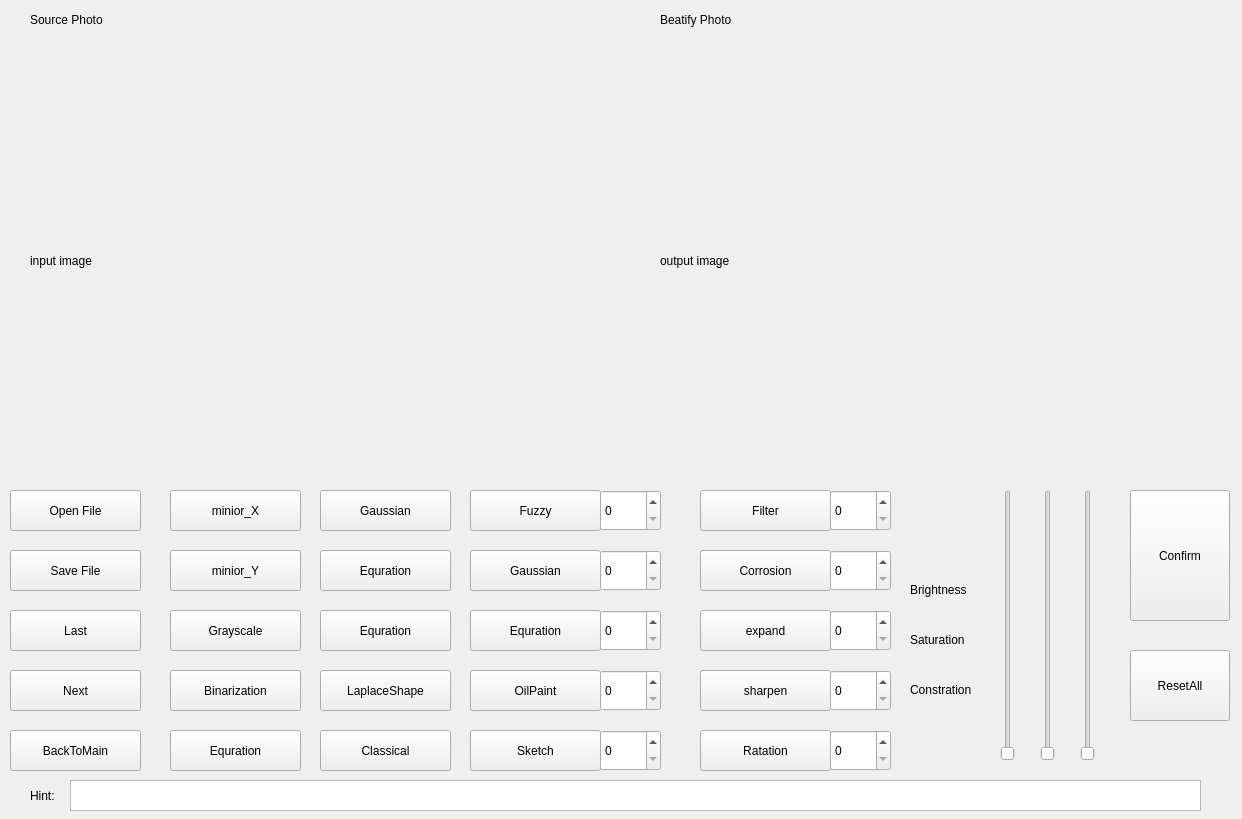
Old version of the form helloworld/winbeatifyphoto.ui in the repository Abiggg/helloword.
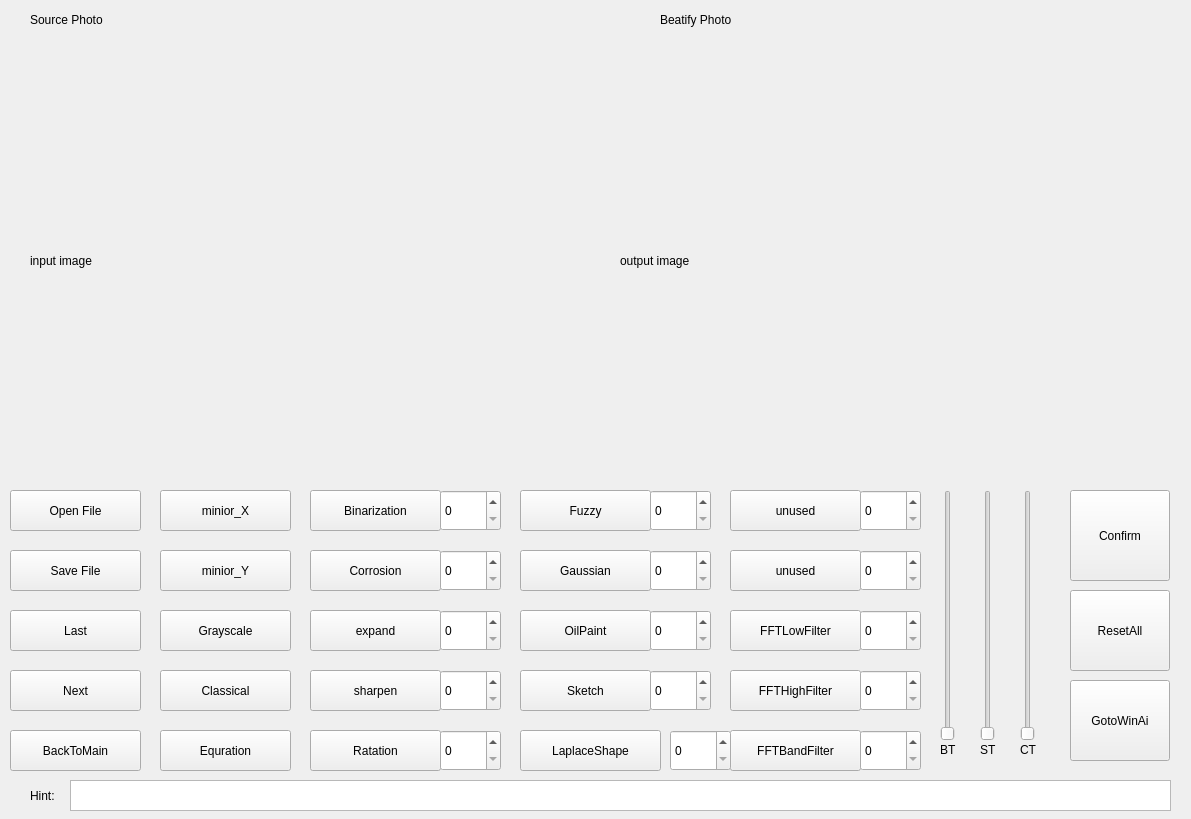
New version of the form.

The edit to the form file:
```diff
--- a/helloworld/winbeatifyphoto.ui
+++ b/helloworld/winbeatifyphoto.ui
@@ -6,7 +6,7 @@
    <rect>
     <x>0</x>
     <y>0</y>
-    <width>1242</width>
+    <width>1191</width>
     <height>819</height>
    </rect>
   </property>
@@ -16,14 +16,14 @@
   <widget class="QPushButton" name="PbFilter">
    <property name="geometry">
     <rect>
-     <x>700</x>
-     <y>490</y>
+     <x>730</x>
+     <y>670</y>
      <width>131</width>
      <height>41</height>
     </rect>
    </property>
    <property name="text">
-    <string>Filter</string>
+    <string>FFTHighFilter</string>
    </property>
   </widget>
   <widget class="QPushButton" name="PbSaveFile">
@@ -42,7 +42,7 @@
   <widget class="QPushButton" name="PbFuzzy">
    <property name="geometry">
     <rect>
-     <x>470</x>
+     <x>520</x>
      <y>490</y>
      <width>131</width>
      <height>41</height>
@@ -68,7 +68,7 @@
   <widget class="QPushButton" name="PbGaussian">
    <property name="geometry">
     <rect>
-     <x>470</x>
+     <x>520</x>
      <y>550</y>
      <width>131</width>
      <height>41</height>
@@ -81,7 +81,7 @@
   <widget class="QLabel" name="LbOutputImage">
    <property name="geometry">
     <rect>
-     <x>660</x>
+     <x>620</x>
      <y>50</y>
      <width>541</width>
      <height>421</height>
@@ -126,10 +126,10 @@
   <widget class="QSlider" name="VsBrightness">
    <property name="geometry">
     <rect>
-     <x>1000</x>
+     <x>940</x>
      <y>490</y>
      <width>16</width>
-     <height>271</height>
+     <height>251</height>
     </rect>
    </property>
    <property name="orientation">
@@ -139,10 +139,10 @@
   <widget class="QSlider" name="VsSaturation">
    <property name="geometry">
     <rect>
-     <x>1040</x>
+     <x>980</x>
      <y>490</y>
      <width>16</width>
-     <height>271</height>
+     <height>251</height>
     </rect>
    </property>
    <property name="orientation">
@@ -152,10 +152,10 @@
   <widget class="QSlider" name="VsConstration">
    <property name="geometry">
     <rect>
-     <x>1080</x>
+     <x>1020</x>
      <y>490</y>
      <width>16</width>
-     <height>271</height>
+     <height>251</height>
     </rect>
    </property>
    <property name="orientation">
@@ -165,8 +165,8 @@
   <widget class="QPushButton" name="PbBiarization">
    <property name="geometry">
     <rect>
-     <x>170</x>
-     <y>670</y>
+     <x>310</x>
+     <y>490</y>
      <width>131</width>
      <height>41</height>
     </rect>
@@ -178,20 +178,20 @@
   <widget class="QPushButton" name="PbEquration_k">
    <property name="geometry">
     <rect>
-     <x>320</x>
+     <x>730</x>
      <y>490</y>
      <width>131</width>
      <height>41</height>
     </rect>
    </property>
    <property name="text">
-    <string>Gaussian</string>
+    <string>unused</string>
    </property>
   </widget>
   <widget class="QPushButton" name="PbGrayScale">
    <property name="geometry">
     <rect>
-     <x>170</x>
+     <x>160</x>
      <y>610</y>
      <width>131</width>
      <height>41</height>
@@ -204,7 +204,7 @@
   <widget class="QPushButton" name="PbYMinior">
    <property name="geometry">
     <rect>
-     <x>170</x>
+     <x>160</x>
      <y>550</y>
      <width>131</width>
      <height>41</height>
@@ -217,7 +217,7 @@
   <widget class="QPushButton" name="PbEquration">
    <property name="geometry">
     <rect>
-     <x>170</x>
+     <x>160</x>
      <y>730</y>
      <width>131</width>
      <height>41</height>
@@ -256,7 +256,7 @@
   <widget class="QPushButton" name="PbXMinior">
    <property name="geometry">
     <rect>
-     <x>170</x>
+     <x>160</x>
      <y>490</y>
      <width>131</width>
      <height>41</height>
@@ -269,7 +269,7 @@
   <widget class="QPushButton" name="PbCorrosion">
    <property name="geometry">
     <rect>
-     <x>700</x>
+     <x>310</x>
      <y>550</y>
      <width>131</width>
      <height>41</height>
@@ -282,21 +282,21 @@
   <widget class="QPushButton" name="PbEquration_4">
    <property name="geometry">
     <rect>
-     <x>470</x>
-     <y>610</y>
+     <x>730</x>
+     <y>730</y>
      <width>131</width>
      <height>41</height>
     </rect>
    </property>
    <property name="text">
-    <string>Equration</string>
+    <string>FFTBandFilter</string>
    </property>
   </widget>
   <widget class="QPushButton" name="PbOilPaint">
    <property name="geometry">
     <rect>
-     <x>470</x>
-     <y>670</y>
+     <x>520</x>
+     <y>610</y>
      <width>131</width>
      <height>41</height>
     </rect>
@@ -308,7 +308,7 @@
   <widget class="QPushButton" name="PbEquration_6">
    <property name="geometry">
     <rect>
-     <x>700</x>
+     <x>310</x>
      <y>730</y>
      <width>131</width>
      <height>41</height>
@@ -321,7 +321,7 @@
   <widget class="QSpinBox" name="SbFilter">
    <property name="geometry">
     <rect>
-     <x>830</x>
+     <x>440</x>
      <y>490</y>
      <width>61</width>
      <height>41</height>
@@ -331,7 +331,7 @@
   <widget class="QSpinBox" name="SbCorrosion">
    <property name="geometry">
     <rect>
-     <x>830</x>
+     <x>440</x>
      <y>550</y>
      <width>61</width>
      <height>41</height>
@@ -341,7 +341,7 @@
   <widget class="QPushButton" name="PbExpand">
    <property name="geometry">
     <rect>
-     <x>700</x>
+     <x>310</x>
      <y>610</y>
      <width>131</width>
      <height>41</height>
@@ -354,7 +354,7 @@
   <widget class="QSpinBox" name="SbExpand">
    <property name="geometry">
     <rect>
-     <x>830</x>
+     <x>440</x>
      <y>610</y>
      <width>61</width>
      <height>41</height>
@@ -364,7 +364,7 @@
   <widget class="QPushButton" name="PbShapen">
    <property name="geometry">
     <rect>
-     <x>700</x>
+     <x>310</x>
      <y>670</y>
      <width>131</width>
      <height>41</height>
@@ -377,7 +377,7 @@
   <widget class="QSpinBox" name="SbSharpen">
    <property name="geometry">
     <rect>
-     <x>830</x>
+     <x>440</x>
      <y>670</y>
      <width>61</width>
      <height>41</height>
@@ -387,10 +387,10 @@
   <widget class="QPushButton" name="PbConfirm">
    <property name="geometry">
     <rect>
-     <x>1130</x>
+     <x>1070</x>
      <y>490</y>
      <width>100</width>
-     <height>131</height>
+     <height>91</height>
     </rect>
    </property>
    <property name="text">
@@ -400,7 +400,7 @@
   <widget class="QSpinBox" name="SbRatation">
    <property name="geometry">
     <rect>
-     <x>830</x>
+     <x>440</x>
      <y>730</y>
      <width>61</width>
      <height>41</height>
@@ -410,74 +410,74 @@
   <widget class="QLabel" name="label">
    <property name="geometry">
     <rect>
-     <x>910</x>
-     <y>580</y>
-     <width>91</width>
+     <x>940</x>
+     <y>740</y>
+     <width>21</width>
      <height>20</height>
     </rect>
    </property>
    <property name="text">
-    <string>Brightness</string>
+    <string>BT</string>
    </property>
   </widget>
   <widget class="QLabel" name="label_2">
    <property name="geometry">
     <rect>
-     <x>910</x>
-     <y>630</y>
-     <width>81</width>
+     <x>980</x>
+     <y>740</y>
+     <width>21</width>
      <height>20</height>
     </rect>
    </property>
    <property name="text">
-    <string>Saturation</string>
+    <string>ST</string>
    </property>
   </widget>
   <widget class="QLabel" name="label_3">
    <property name="geometry">
     <rect>
-     <x>910</x>
-     <y>680</y>
-     <width>91</width>
+     <x>1020</x>
+     <y>740</y>
+     <width>21</width>
      <height>20</height>
     </rect>
    </property>
    <property name="text">
-    <string>Constration</string>
+    <string>CT</string>
    </property>
   </widget>
   <widget class="QPushButton" name="PbEquration_9">
    <property name="geometry">
     <rect>
-     <x>320</x>
+     <x>730</x>
      <y>550</y>
      <width>131</width>
      <height>41</height>
     </rect>
    </property>
    <property name="text">
-    <string>Equration</string>
+    <string>unused</string>
    </property>
   </widget>
   <widget class="QPushButton" name="PbEquration_10">
    <property name="geometry">
     <rect>
-     <x>320</x>
+     <x>730</x>
      <y>610</y>
      <width>131</width>
      <height>41</height>
     </rect>
    </property>
    <property name="text">
-    <string>Equration</string>
+    <string>FFTLowFilter</string>
    </property>
   </widget>
   <widget class="QPushButton" name="PbLaplaceShape">
    <property name="geometry">
     <rect>
-     <x>320</x>
-     <y>670</y>
-     <width>131</width>
+     <x>520</x>
+     <y>730</y>
+     <width>141</width>
      <height>41</height>
     </rect>
    </property>
@@ -488,8 +488,8 @@
   <widget class="QPushButton" name="PbClassical">
    <property name="geometry">
     <rect>
-     <x>320</x>
-     <y>730</y>
+     <x>160</x>
+     <y>670</y>
      <width>131</width>
      <height>41</height>
     </rect>
@@ -501,8 +501,8 @@
   <widget class="QPushButton" name="PbSketch">
    <property name="geometry">
     <rect>
-     <x>470</x>
-     <y>730</y>
+     <x>520</x>
+     <y>670</y>
      <width>131</width>
      <height>41</height>
     </rect>
@@ -542,7 +542,7 @@
     <rect>
      <x>70</x>
      <y>780</y>
-     <width>1131</width>
+     <width>1101</width>
      <height>31</height>
     </rect>
    </property>
@@ -563,10 +563,10 @@
   <widget class="QPushButton" name="PbResetAll">
    <property name="geometry">
     <rect>
-     <x>1130</x>
-     <y>650</y>
+     <x>1070</x>
+     <y>590</y>
      <width>100</width>
-     <height>71</height>
+     <height>81</height>
     </rect>
    </property>
    <property name="text">
@@ -576,7 +576,7 @@
   <widget class="QSpinBox" name="SbFuzzy">
    <property name="geometry">
     <rect>
-     <x>600</x>
+     <x>650</x>
      <y>490</y>
      <width>61</width>
      <height>41</height>
@@ -586,7 +586,7 @@
   <widget class="QSpinBox" name="SbGaussian">
    <property name="geometry">
     <rect>
-     <x>600</x>
+     <x>650</x>
      <y>550</y>
      <width>61</width>
      <height>41</height>
@@ -596,8 +596,8 @@
   <widget class="QSpinBox" name="spinBox_8">
    <property name="geometry">
     <rect>
-     <x>600</x>
-     <y>610</y>
+     <x>860</x>
+     <y>730</y>
      <width>61</width>
      <height>41</height>
     </rect>
@@ -606,8 +606,8 @@
   <widget class="QSpinBox" name="SbOilPaint">
    <property name="geometry">
     <rect>
-     <x>600</x>
-     <y>670</y>
+     <x>650</x>
+     <y>610</y>
      <width>61</width>
      <height>41</height>
     </rect>
@@ -616,13 +616,76 @@
   <widget class="QSpinBox" name="SbSketch">
    <property name="geometry">
     <rect>
-     <x>600</x>
+     <x>650</x>
+     <y>670</y>
+     <width>61</width>
+     <height>41</height>
+    </rect>
+   </property>
+  </widget>
+  <widget class="QSpinBox" name="spinBox_9">
+   <property name="geometry">
+    <rect>
+     <x>670</x>
      <y>730</y>
      <width>61</width>
      <height>41</height>
     </rect>
    </property>
   </widget>
+  <widget class="QSpinBox" name="SbSketch_2">
+   <property name="geometry">
+    <rect>
+     <x>860</x>
+     <y>670</y>
+     <width>61</width>
+     <height>41</height>
+    </rect>
+   </property>
+  </widget>
+  <widget class="QSpinBox" name="SbGaussian_2">
+   <property name="geometry">
+    <rect>
+     <x>860</x>
+     <y>550</y>
+     <width>61</width>
+     <height>41</height>
+    </rect>
+   </property>
+  </widget>
+  <widget class="QSpinBox" name="SbOilPaint_2">
+   <property name="geometry">
+    <rect>
+     <x>860</x>
+     <y>610</y>
+     <width>61</width>
+     <height>41</height>
+    </rect>
+   </property>
+  </widget>
+  <widget class="QSpinBox" name="SbFuzzy_2">
+   <property name="geometry">
+    <rect>
+     <x>860</x>
+     <y>490</y>
+     <width>61</width>
+     <height>41</height>
+    </rect>
+   </property>
+  </widget>
+  <widget class="QPushButton" name="PbWinAiPhoto">
+   <property name="geometry">
+    <rect>
+     <x>1070</x>
+     <y>680</y>
+     <width>100</width>
+     <height>81</height>
+    </rect>
+   </property>
+   <property name="text">
+    <string>GotoWinAi</string>
+   </property>
+  </widget>
  </widget>
  <resources/>
  <connections/>
```
Left out of the diff: 2 changed lines with no effect on the pictures.
